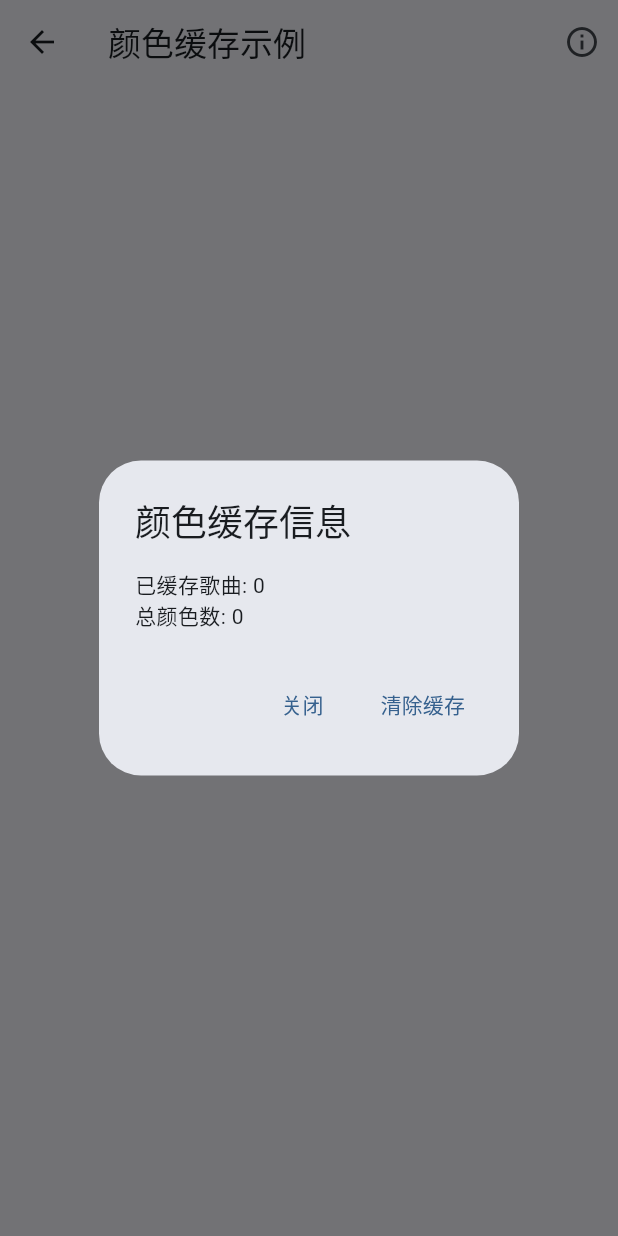
After one commit to xiaocaoooo/kanade, a Flutter app: the MiniPlayerColorCacheExample screen opened directly, after a tap on the "info outline" icon, on a phone screen of 412 x 824 dp. The commit adds this screen. Run offline on Flutter 3.47's test engine with Material 3 defaults, Android fonts, the phone set to English and light mode, and no system bars; drawn by our look-alikes of dynamic_color; our stand-ins replace audio_service, device_info_plus, just_audio, palette_generator, permission_handler, plugin_platform_interface and 3 more; missing offline and left inert: just_audio_platform_interface; accounts and stored records are empty; statements that could not run were skipped.

```diff
--- /dev/null
+++ b/lib/examples/mini_player_color_cache_example.dart
@@ -0,0 +1,108 @@
+import 'package:flutter/material.dart';
+import 'package:provider/provider.dart';
+import '../services/audio_player_service.dart';
+import '../services/color_cache_service.dart';
+import '../widgets/mini_player.dart';
+
+/// 迷你播放器颜色缓存示例
+/// 展示mini player如何自动预计算歌曲颜色
+class MiniPlayerColorCacheExample extends StatelessWidget {
+  const MiniPlayerColorCacheExample({super.key});
+
+  @override
+  Widget build(BuildContext context) {
+    return Scaffold(
+      appBar: AppBar(
+        title: const Text('颜色缓存示例'),
+        actions: [
+          IconButton(
+            icon: const Icon(Icons.info_outline),
+            onPressed: () {
+              _showCacheInfo(context);
+            },
+          ),
+        ],
+      ),
+      body: Column(
+        children: [
+          Expanded(
+            child: Center(
+              child: Column(
+                mainAxisAlignment: MainAxisAlignment.center,
+                children: [
+                  const Text('迷你播放器会自动预计算歌曲颜色'),
+                  const SizedBox(height: 20),
+                  Consumer<AudioPlayerService>(
+                    builder: (context, player, child) {
+                      final currentSong = player.currentSong;
+                      if (currentSong == null) {
+                        return const Text('暂无播放');
+                      }
+
+                      return Column(
+                        children: [
+                          Text('当前: ${currentSong.title}'),
+                          Text('艺术家: ${currentSong.artist}'),
+                          Consumer<ColorCacheService>(
+                            builder: (context, cache, child) {
+                              final cached = cache.isCached(currentSong.id);
+                              return Text(
+                                cached ? '颜色已缓存 ✅' : '正在计算颜色...',
+                                style: TextStyle(
+                                  color: cached ? Colors.green : Colors.orange,
+                                ),
+                              );
+                            },
+                          ),
+                        ],
+                      );
+                    },
+                  ),
+                ],
+              ),
+            ),
+          ),
+          const MiniPlayer(),
+        ],
+      ),
+    );
+  }
+
+  void _showCacheInfo(BuildContext context) {
+    final cache = ColorCacheService();
+    final stats = cache.getCacheStats();
+
+    showDialog(
+      context: context,
+      builder: (context) => AlertDialog(
+        title: const Text('颜色缓存信息'),
+        content: Column(
+          mainAxisSize: MainAxisSize.min,
+          crossAxisAlignment: CrossAxisAlignment.start,
+          children: [
+            Text('已缓存歌曲: ${stats['cached_songs']}'),
+            Text('总颜色数: ${stats['total_colors']}'),
+            if (stats['oldest_cache'] != null)
+              Text('最早缓存: ${stats['oldest_cache']}'),
+          ],
+        ),
+        actions: [
+          TextButton(
+            onPressed: () => Navigator.pop(context),
+            child: const Text('关闭'),
+          ),
+          TextButton(
+            onPressed: () {
+              cache.clearAllCache();
+              Navigator.pop(context);
+              ScaffoldMessenger.of(context).showSnackBar(
+                const SnackBar(content: Text('已清除所有缓存')),
+              );
+            },
+            child: const Text('清除缓存'),
+          ),
+        ],
+      ),
+    );
+  }
+}
```
Also changed, not shown: lib/services/settings_service.dart (+45 -13 lines), lib/widgets/mini_player.dart (+107 -1 lines), 1 other file.
